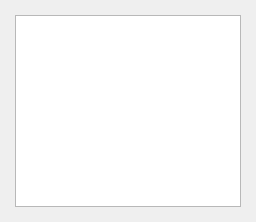
This is src/ControlStiParamPlugin/ControlStiParam/CDataMonitorWnd.ui in IPX-192/controlStiParam as Qt 5 draws it before an edit. The edited form follows.
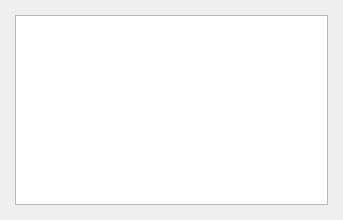
This is the edited form. Custom widgets are drawn as their Qt base class.

```diff
--- a/src/ControlStiParamPlugin/ControlStiParam/CDataMonitorWnd.ui
+++ b/src/ControlStiParamPlugin/ControlStiParam/CDataMonitorWnd.ui
@@ -6,12 +6,12 @@
    <rect>
     <x>0</x>
     <y>0</y>
-    <width>256</width>
-    <height>222</height>
+    <width>343</width>
+    <height>220</height>
    </rect>
   </property>
   <property name="sizePolicy">
-   <sizepolicy hsizetype="Expanding" vsizetype="MinimumExpanding">
+   <sizepolicy hsizetype="Expanding" vsizetype="Expanding">
     <horstretch>0</horstretch>
     <verstretch>0</verstretch>
    </sizepolicy>
@@ -25,7 +25,7 @@
   <property name="maximumSize">
    <size>
     <width>16777215</width>
-    <height>232</height>
+    <height>220</height>
    </size>
   </property>
   <property name="windowTitle">
@@ -45,7 +45,13 @@
     <number>15</number>
    </property>
    <item row="0" column="0">
-    <widget class="QTableView" name="dataMonitorTableView">
+    <widget class="CDataMonitorPanel" name="dataMonitorTableView">
+     <property name="maximumSize">
+      <size>
+       <width>16777215</width>
+       <height>195</height>
+      </size>
+     </property>
      <property name="verticalScrollBarPolicy">
       <enum>Qt::ScrollBarAlwaysOff</enum>
      </property>
@@ -53,6 +59,13 @@
    </item>
   </layout>
  </widget>
+ <customwidgets>
+  <customwidget>
+   <class>CDataMonitorPanel</class>
+   <extends>QTableView</extends>
+   <header>CDataMonitorPanel.h</header>
+  </customwidget>
+ </customwidgets>
  <resources/>
  <connections/>
 </ui>
```
